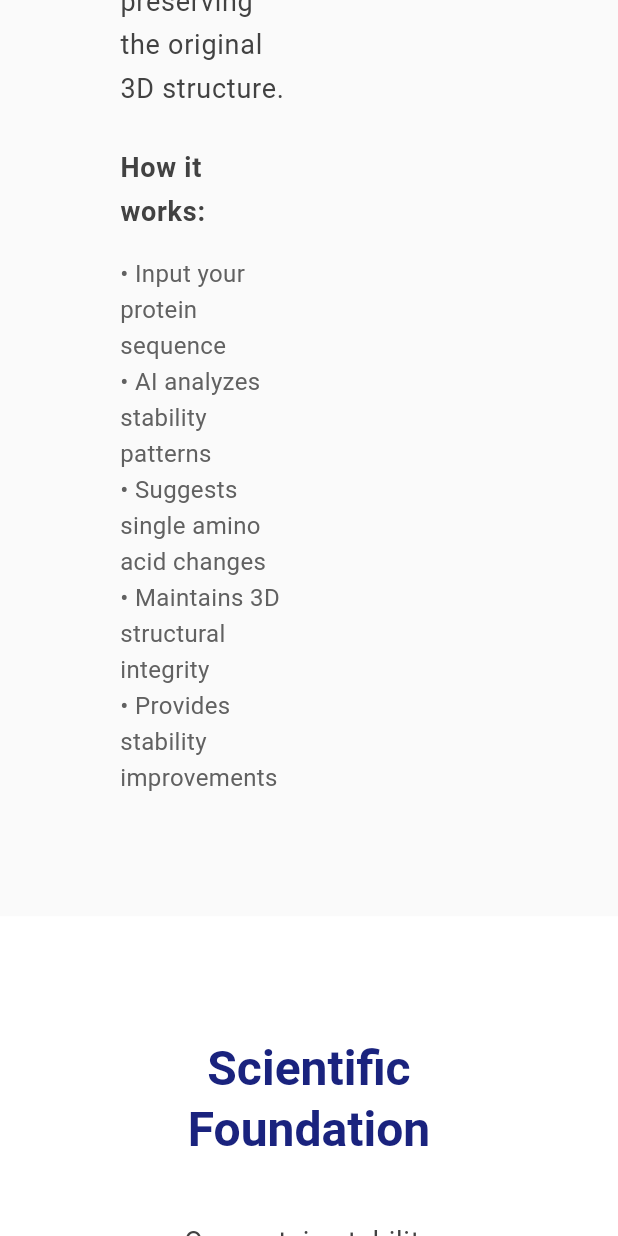
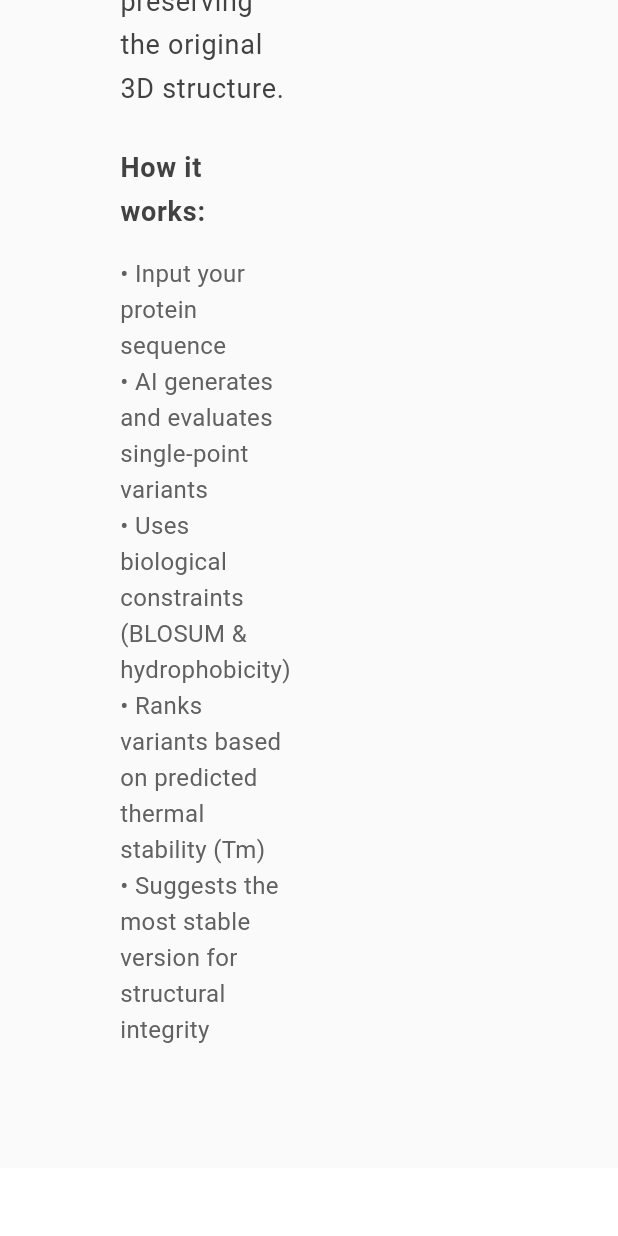
Before and after one commit to parsashu/Make-Protein-Stable-Website, a Flutter app: the screen it shows after launch, scrolled down 1152 dp, on a phone screen of 412 x 824 dp. Run offline on Flutter 3.47's test engine with Material 3 defaults, Android fonts, the light colour scheme and no system bars.

Commit message:
changed what we do

```diff
--- a/lib/widgets/about_section.dart
+++ b/lib/widgets/about_section.dart
@@ -38,7 +38,7 @@ class AboutSection extends StatelessWidget {
                     ),
                     const SizedBox(height: 16),
                     Text(
-                      '• Input your protein sequence\n• AI analyzes stability patterns\n• Suggests single amino acid changes\n• Maintains 3D structural integrity\n• Provides stability improvements',
+                      '• Input your protein sequence\n• AI generates and evaluates single-point variants\n• Uses biological constraints (BLOSUM & hydrophobicity)\n• Ranks variants based on predicted thermal stability (Tm)\n• Suggests the most stable version for structural integrity',
                       style: Theme.of(context).textTheme.bodyMedium,
                     ),
                   ],
--- a/lib/widgets/scientific_background_section.dart
+++ b/lib/widgets/scientific_background_section.dart
@@ -44,8 +44,8 @@ class ScientificBackgroundSection extends StatelessWidget {
                     Expanded(
                       child: _buildResearchCard(
                         Icons.psychology,
-                        'Machine Learning',
-                        'Advanced neural networks trained on protein stability data',
+                        'Original Custom-Trained Model',
+                        'Developed from scratch and fine-tuned on curated datasets.',
                         const Color(0xFF1a237e),
                       ),
                     ),
@@ -53,8 +53,8 @@ class ScientificBackgroundSection extends StatelessWidget {
                     Expanded(
                       child: _buildResearchCard(
                         Icons.science,
-                        'Validated Results',
-                        'Scientifically validated through rigorous testing protocols',
+                        'Whith no Structural Disruption',
+                        'Designed to enhance thermal stability through point mutations while preserving the original protein’s functionality and 3D structure.',
                         const Color(0xFF3949ab),
                       ),
                     ),
```
